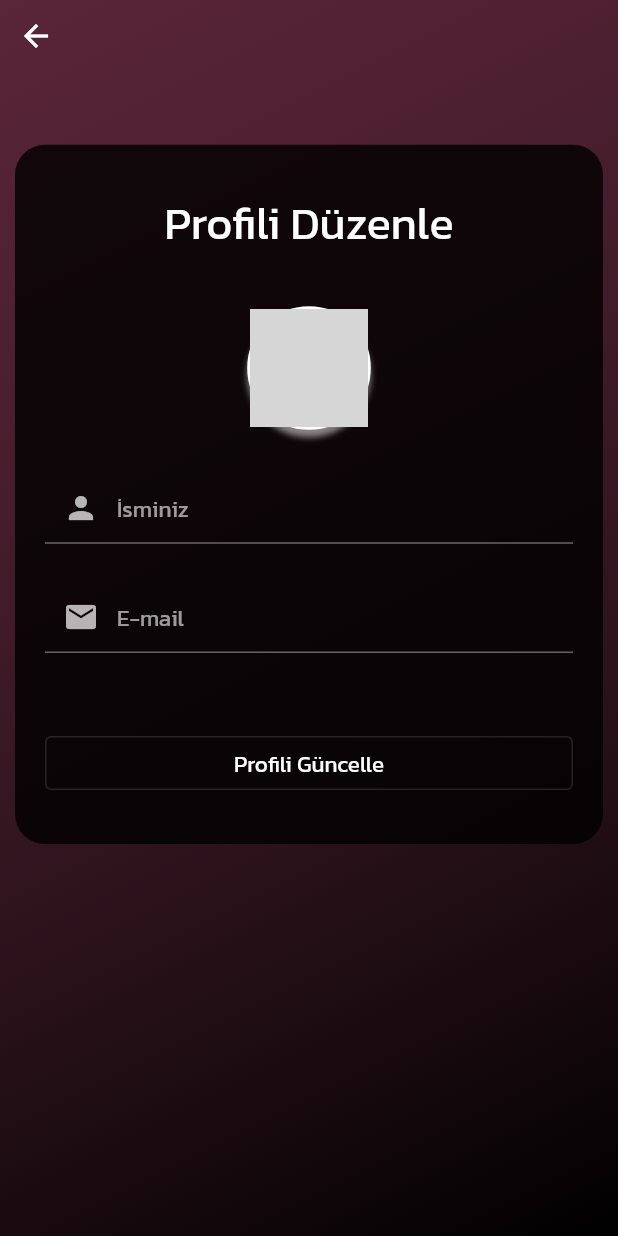
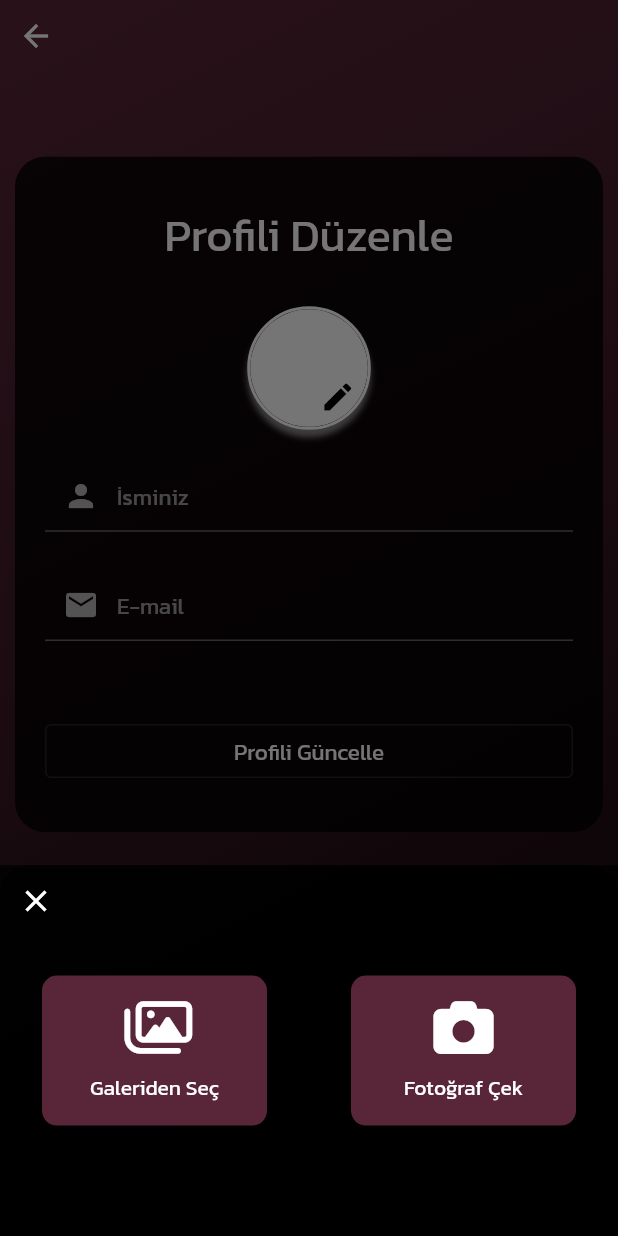
Before and after one commit to hakanurtimur/forfun_teller, a Flutter app: the UpdateProfilePage screen opened by its route, after a tap on the "edit" icon, on a phone screen of 412 x 824 dp. Run offline on Flutter 3.47's test engine with Material 2 defaults, Android fonts, the phone set to English and light mode, and no system bars; our stand-ins replace animated_text_kit, carousel_slider, cloud_firestore, convex_bottom_bar, firebase_auth, firebase_core and 7 more; missing offline and left inert: flutter_flip_card; accounts and stored records are empty; network calls fail; grey boxes are pictures that could not be loaded.

Commit message:
Add update profile functionalities

```diff
--- a/lib/screens/logged_in_screen.dart
+++ b/lib/screens/logged_in_screen.dart
@@ -20,7 +20,7 @@ class MainNavigationBar extends StatefulWidget {
 }
 
 class _MainNavigationBarState extends State<MainNavigationBar> {
-  int _selectedIndex = 0;
+  int _selectedIndex = 2;
 
   final List<Widget> _pages = [
     CoffeePage(),
@@ -59,7 +59,7 @@ class _MainNavigationBarState extends State<MainNavigationBar> {
           height: 60,
           activeColor: Theme.of(context).colorScheme.onBackground,
           backgroundColor: Colors.black.withOpacity(0.7),
-          initialActiveIndex: 0,
+          initialActiveIndex: 2,
           style: TabStyle.react,
           items: const [
             TabItem(
--- a/lib/todos.txt
+++ b/lib/todos.txt
@@ -12,3 +12,6 @@
 -> şifreyi değiştirme ekle
 -> validate fonksiyonlarına bir bak
 -> şifremi unuttum muhabbeti
+-> storageı düzenle
+-> profil seçimöinin storagedan gelmesini sağla
+-> phsycal device test et(upload profile photo)
--- /dev/null
+++ b/lib/widgets/profile_bottom_sheet_buttons.dart
@@ -0,0 +1,55 @@
+import 'package:flutter/material.dart';
+import 'package:forfun_teller/services/provider/auth_services.dart';
+import 'package:provider/provider.dart';
+
+class ProfileBSheetButton extends StatelessWidget {
+  final IconData icon;
+  final String title;
+  final bool gallery;
+  const ProfileBSheetButton({
+    super.key,
+    required this.icon,
+    required this.title,
+    required this.gallery,
+  });
+
+  @override
+  Widget build(BuildContext context) {
+    return Column(
+      children: [
+        ElevatedButton(
+          style: ElevatedButton.styleFrom(
+            foregroundColor: Colors.white,
+            elevation: 10,
+            backgroundColor: Theme.of(context).colorScheme.primary,
+            minimumSize: const Size(150, 100),
+            alignment: Alignment.center,
+            shape: RoundedRectangleBorder(
+              borderRadius: BorderRadius.circular(10),
+            ),
+          ),
+          onPressed: () {
+            if (gallery) {
+              Provider.of<AuthServices>(context, listen: false)
+                  .captureImageFromGallery(context);
+            } else {
+              Provider.of<AuthServices>(context, listen: false)
+                  .captureImageFromCamera(context);
+            }
+            Navigator.pop(context);
+          },
+          child: Column(
+            children: [
+              Icon(icon, size: 40, color: Colors.white),
+              const SizedBox(height: 10),
+              Text(
+                title,
+                style: const TextStyle(color: Colors.white),
+              ),
+            ],
+          ),
+        ),
+      ],
+    );
+  }
+}
--- /dev/null
+++ b/lib/widgets/profile_image_bottom_sheet.dart
@@ -0,0 +1,57 @@
+import 'package:flutter/material.dart';
+import 'package:font_awesome_flutter/font_awesome_flutter.dart';
+import 'package:forfun_teller/widgets/profile_bottom_sheet_buttons.dart';
+
+Widget profileImageBottomSheet(BuildContext context) {
+  return SingleChildScrollView(
+    child: Stack(
+      children: [
+        Container(
+          decoration: BoxDecoration(
+            color: Colors.black.withOpacity(0.7),
+            borderRadius: const BorderRadius.only(
+              topLeft: Radius.circular(20),
+              topRight: Radius.circular(20),
+            ),
+          ),
+          height: MediaQuery.of(context).size.height * 0.3,
+          width: MediaQuery.of(context).size.width,
+          child: const Column(
+            mainAxisAlignment: MainAxisAlignment.center,
+            children: [
+              Row(
+                mainAxisAlignment: MainAxisAlignment.spaceEvenly,
+                children: [
+                  Expanded(
+                    child: ProfileBSheetButton(
+                      icon: FontAwesomeIcons.images,
+                      title: 'Galeriden Seç',
+                      gallery: true,
+                    ),
+                  ),
+                  Expanded(
+                    child: ProfileBSheetButton(
+                      icon: FontAwesomeIcons.camera,
+                      title: 'Fotoğraf Çek',
+                      gallery: false,
+                    ),
+                  ),
+                ],
+              ),
+            ],
+          ),
+        ),
+        Positioned(
+          top: 0, // İstediğiniz konumu ayarlayın
+          left: 0, // İstediğiniz konumu ayarlayın
+          child: IconButton(
+            icon: Icon(Icons.close, color: Colors.white),
+            onPressed: () {
+              Navigator.pop(context);
+            },
+          ),
+        ),
+      ],
+    ),
+  );
+}
--- a/lib/widgets/profile_info_row.dart
+++ b/lib/widgets/profile_info_row.dart
@@ -26,10 +26,10 @@ class ProfileInfoRow extends StatelessWidget {
           ],
         ),
         borderRadius: BorderRadius.circular(10),
-        boxShadow: const [
+        boxShadow: [
           BoxShadow(
-            color: Colors.black,
-            blurRadius: 10,
+            color: Colors.black.withOpacity(0.3),
+            blurRadius: 2,
             offset: Offset(0, 10),
           ),
         ],
--- a/lib/widgets/update_profile_form_widget.dart
+++ b/lib/widgets/update_profile_form_widget.dart
@@ -1,7 +1,9 @@
 import 'package:flutter/material.dart';
 import 'package:forfun_teller/constants.dart';
+import 'package:forfun_teller/widgets/profile_image_bottom_sheet.dart';
+import 'package:firebase_auth/firebase_auth.dart';
+import 'package:forfun_teller/services/provider/auth_services.dart';
 import 'package:provider/provider.dart';
-import 'package:forfun_teller/services/provider/auth_services.dart';
 
 class UpdateProfileForm extends StatelessWidget {
   final GlobalKey<FormState> formKey;
@@ -24,7 +26,7 @@ class UpdateProfileForm extends StatelessWidget {
     required this.onNameSaved,
     required this.onSubmit,
   });
-
+  final currentUser = FirebaseAuth.instance.currentUser;
   @override
   Widget build(BuildContext context) {
     return Container(
@@ -47,11 +49,7 @@ class UpdateProfileForm extends StatelessWidget {
             key: formKey,
             child: Column(
               children: [
-                TextButton(
-                  onPressed: () {
-                    print('hakö');
-                  },
-                  child: Container(
+                Container(
                   width: MediaQuery.of(context).size.width * 0.2,
                   height: MediaQuery.of(context).size.width * 0.2,
                   margin: const EdgeInsets.only(bottom: 20),
@@ -73,11 +71,40 @@ class UpdateProfileForm extends StatelessWidget {
                   child: CircleAvatar(
                     backgroundColor: Colors.white,
                     radius: 50,
-                      child: TextButton(
+                    child: Stack(
+                      children: [
+                        ClipOval(
+                          child: Provider.of<AuthServices>(context)
+                                      .selectedImage !=
+                                  null
+                              ? Image(
+                                  width:
+                                      MediaQuery.of(context).size.width * 0.2,
+                                  height:
+                                      MediaQuery.of(context).size.width * 0.2,
+                                  fit: BoxFit.cover,
+                                  image: FileImage(
+                                      Provider.of<AuthServices>(context)
+                                          .selectedImage!))
+                              : Image(
+                                  width:
+                                      MediaQuery.of(context).size.width * 0.2,
+                                  height:
+                                      MediaQuery.of(context).size.width * 0.2,
+                                  fit: BoxFit.cover,
+                                  image: NetworkImage(currentUser!.photoURL ??
+                                      'https://cdn.pixabay.com/photo/2015/10/05/22/37/blank-profile-picture-973460_1280.png'),
+                                ),
+                        ),
+                        TextButton(
                           onPressed: () {
-                          print('hakö');
+                            showModalBottomSheet(
+                                backgroundColor: Colors.black.withOpacity(0.8),
+                                context: context,
+                                builder: (context) =>
+                                    profileImageBottomSheet(context));
                           },
-                        child: Align(
+                          child: const Align(
                             alignment: Alignment.bottomRight,
                             child: Icon(
                               Icons.edit,
@@ -85,23 +112,14 @@ class UpdateProfileForm extends StatelessWidget {
                             ),
                           ),
                         ),
-                      backgroundImage: NetworkImage(
-                        Provider.of<AuthServices>(context)
-                                .currentUser!
-                                .photoURL ??
-                            'https://cdn.pixabay.com/photo/2015/10/05/22/37/blank-profile-picture-973460_1280.png',
-                      ),
+                      ],
                     ),
                   ),
                 ),
                 TextFormField(
                   controller: TextEditingController(
-                      text: Provider.of<AuthServices>(context)
-                              .currentUser!
-                              .displayName ??
-                          ''),
+                      text: currentUser!.displayName ?? ''),
                   validator: (value) {
-                    print(_validateName(value));
                     return _validateName(value);
                   },
                   onSaved: onNameSaved,
@@ -113,11 +131,8 @@ class UpdateProfileForm extends StatelessWidget {
                 ),
                 const PadderBox(),
                 TextFormField(
-                  controller: TextEditingController(
-                      text: Provider.of<AuthServices>(context)
-                              .currentUser!
-                              .email ??
-                          ''),
+                  controller:
+                      TextEditingController(text: currentUser!.email ?? ''),
                   validator: (value) {
                     if (value == null || value.isEmpty) {
                       return 'Lütfen e-mailinizi yazın';
```
Also changed, not shown: lib/screens/profile_screen.dart (+16 -8 lines), lib/screens/update_profile_screen.dart (+13 -8 lines), lib/services/provider/auth_services.dart (+78 -5 lines). Lines whose indentation alone changed are shown as unchanged.
